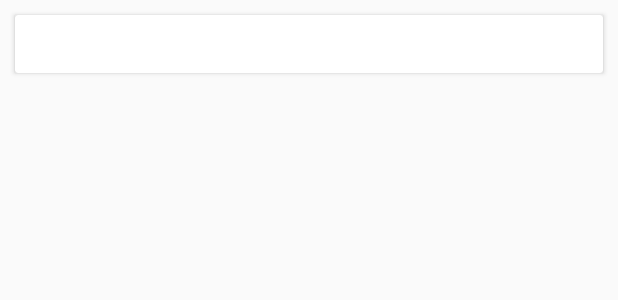
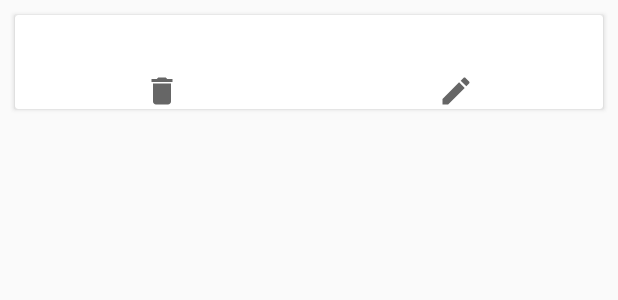
Before and after one commit to CindoddCindy/testFireStore, an Android app: the layout rv_adapter.xml on its own in the app's theme, with its tools: preview values and no code run, on a phone screen of 412 x 824 dp. Shown: the top 300 px of the screen. Run offline under Robolectric (Android 15) with nearby library versions, the phone set to English and light mode, and no system bars.

Commit message:
edit dlete blm di debug

```diff
--- a/app/src/main/res/layout/rv_adapter.xml
+++ b/app/src/main/res/layout/rv_adapter.xml
@@ -29,6 +29,30 @@
 
             </TextView>
 
+            <LinearLayout
+                android:layout_width="match_parent"
+                android:layout_height="wrap_content"
+                android:orientation="horizontal">
+                <ImageView
+                    android:id="@+id/iv_delete"
+                    android:layout_weight="1"
+                    android:layout_width="match_parent"
+                    android:layout_height="wrap_content"
+                    android:src="@drawable/ic_baseline_delete_24">
+
+                </ImageView>
+
+                <ImageView
+                    android:id="@+id/iv_edit"
+                    android:layout_weight="1"
+                    android:layout_width="match_parent"
+                    android:layout_height="wrap_content"
+                    android:src="@drawable/ic_baseline_edit_24">
+
+                </ImageView>
+
+            </LinearLayout>
+
         </LinearLayout>
 
     </androidx.cardview.widget.CardView>
```
Also changed, not shown: app/src/main/java/magang/project/firestore/adapter/KelasAdapter.java (+48 -0 lines).
